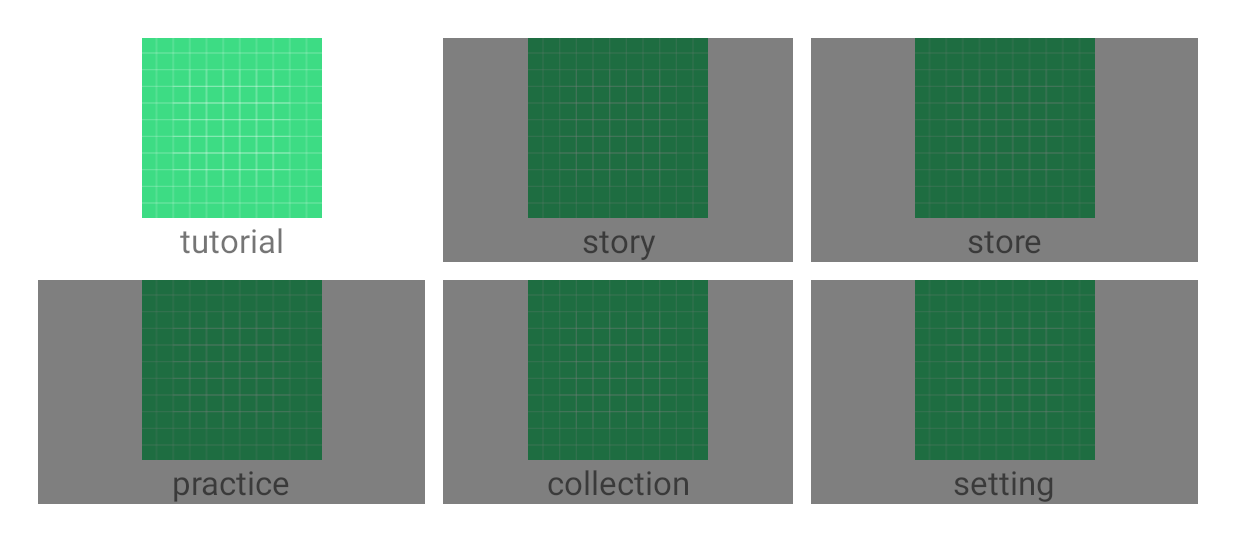
After one commit to l5x5l/OSM_clone, an Android app: the SelectActivity screen opened directly, with no data from a screen before it, on a phone screen of 824 x 412 dp (held sideways). The commit adds this screen. Shown: the top 543 px of the screen. Run offline under Robolectric (Android 15) with nearby library versions, the phone set to English and light mode, and no system bars.

Commit message:
add select activity between mainActivity and GameActivity

```diff
--- a/app/src/main/AndroidManifest.xml
+++ b/app/src/main/AndroidManifest.xml
@@ -10,8 +10,11 @@
         android:supportsRtl="true"
         android:theme="@style/Theme.OSM">
         <activity
+            android:name=".select.SelectActivity"
+            android:screenOrientation="landscape"></activity>
+        <activity
             android:name=".game.GameActivity"
-            android:screenOrientation="landscape"></activity>
+            android:screenOrientation="landscape" />
         <activity
             android:name=".MainActivity"
             android:screenOrientation="landscape">
--- a/app/src/main/java/com/example/osm/MainActivity.kt
+++ b/app/src/main/java/com/example/osm/MainActivity.kt
@@ -1,17 +1,19 @@
 package com.example.osm
 
 import android.content.Intent
+import android.os.Build
 import androidx.appcompat.app.AppCompatActivity
 import android.os.Bundle
 import android.os.Handler
 import android.os.Looper
-import android.util.Log
 import android.view.View
+import android.view.WindowInsets
+import android.view.WindowManager
 import androidx.constraintlayout.widget.ConstraintLayout
-import androidx.core.view.isInvisible
 import androidx.core.view.marginTop
 import com.example.osm.databinding.ActivityMainBinding
 import com.example.osm.game.GameActivity
+import com.example.osm.select.SelectActivity
 
 class MainActivity : AppCompatActivity() {
 
@@ -23,9 +25,17 @@ class MainActivity : AppCompatActivity() {
     override fun onCreate(savedInstanceState: Bundle?) {
         super.onCreate(savedInstanceState)
         binding = ActivityMainBinding.inflate(layoutInflater)
-        binding.mainLayout.setOnClickListener { goToGame() }
+        binding.mainLayout.setOnClickListener { goToSelectActivity() }
 
         setContentView(binding.root)
+
+        if (Build.VERSION.SDK_INT >= 30){
+            //or WindowInsets.Type.navigationBars() 이걸 추가해도 화면 터치하면 그냥 다시 나온다...
+            //상단바를 한번 보이면 그 이후로 계속 보이게 된다.
+            window.insetsController?.hide(WindowInsets.Type.statusBars())
+        } else {
+            window.setFlags(WindowManager.LayoutParams.FLAG_FULLSCREEN, WindowManager.LayoutParams.FLAG_FULLSCREEN)
+        }
     }
 
     override fun onResume() {
@@ -44,8 +54,8 @@ class MainActivity : AppCompatActivity() {
         start_button_thread.join()
     }
 
-    fun goToGame() {
-        val intent = Intent(this, GameActivity::class.java)
+    fun goToSelectActivity() {
+        val intent = Intent(this, SelectActivity::class.java)
         startActivity(intent)
     }
 
--- /dev/null
+++ b/app/src/main/java/com/example/osm/select/CategoryAdapter.kt
@@ -0,0 +1,43 @@
+package com.example.osm.select
+
+import android.content.Context
+import android.util.Log
+import android.view.LayoutInflater
+import android.view.ViewGroup
+import androidx.core.view.isVisible
+import androidx.recyclerview.widget.RecyclerView
+import com.example.osm.databinding.SelectRecyclerItemBinding
+
+class CategoryAdapter(context: Context, private val dataList : ArrayList<CategoryData>) : RecyclerView.Adapter<CategoryAdapter.ViewHolder>() {
+
+    private val context = context
+    private val inflater = context.getSystemService(Context.LAYOUT_INFLATER_SERVICE) as LayoutInflater
+    private lateinit var binding : SelectRecyclerItemBinding
+
+    class ViewHolder(private val binding : SelectRecyclerItemBinding) : RecyclerView.ViewHolder(binding.root){
+        val main = binding.contentLayout
+        val title = binding.text
+        val image = binding.image
+        val lockDisplay = binding.lock
+    }
+
+    override fun onCreateViewHolder(parent: ViewGroup, viewType: Int): ViewHolder {
+        binding = SelectRecyclerItemBinding.inflate(inflater, parent, false)
+        return ViewHolder(binding)
+    }
+
+    override fun onBindViewHolder(holder: ViewHolder, position: Int) {
+        holder.title.text = dataList[position].title
+        holder.image.setImageResource(dataList[position].image)
+        holder.lockDisplay.isVisible = dataList[position].isLock
+        holder.main.setOnClickListener {
+            if (!dataList[position].isLock) {
+                (context as SelectActivity).goToGame()
+            } else {
+                Log.d("selectActivity", " is locked! ")
+            }
+        }
+    }
+
+    override fun getItemCount(): Int = dataList.size
+}
--- /dev/null
+++ b/app/src/main/java/com/example/osm/select/CategoryData.kt
@@ -0,0 +1,3 @@
+package com.example.osm.select
+
+data class CategoryData(val title : String, val image : Int, val isLock : Boolean)
--- /dev/null
+++ b/app/src/main/java/com/example/osm/select/CategoryItemDecoration.kt
@@ -0,0 +1,31 @@
+package com.example.osm.select
+
+import android.content.Context
+import android.graphics.Rect
+import android.util.TypedValue
+import android.view.View
+import androidx.recyclerview.widget.GridLayoutManager
+import androidx.recyclerview.widget.RecyclerView
+
+class CategoryItemDecoration(context: Context) : RecyclerView.ItemDecoration() {
+    private var size12 : Int = dpToPx(context, 12)
+
+    override fun getItemOffsets(outRect: Rect, view: View, parent: RecyclerView, state: RecyclerView.State) {
+        super.getItemOffsets(outRect, view, parent, state)
+
+        val position = parent.getChildAdapterPosition(view)
+
+        if (position / 3 == 0) {
+            outRect.bottom = size12
+        }
+
+        if (position % 3 == 1) {
+            outRect.left = size12
+            outRect.right = size12
+        }
+    }
+
+    private fun dpToPx(context: Context, dp : Int) : Int {
+        return TypedValue.applyDimension(TypedValue.COMPLEX_UNIT_DIP, dp.toFloat(), context.resources.displayMetrics).toInt()
+    }
+}
--- /dev/null
+++ b/app/src/main/java/com/example/osm/select/CustomGridLayoutManager.kt
@@ -0,0 +1,14 @@
+package com.example.osm.select
+
+import android.content.Context
+import androidx.recyclerview.widget.GridLayoutManager
+
+class CustomGridLayoutManager(context: Context, spanCount : Int) : GridLayoutManager(context, spanCount) {
+    override fun canScrollVertically(): Boolean {
+        return false
+    }
+
+    override fun canScrollHorizontally(): Boolean {
+        return false
+    }
+}
--- /dev/null
+++ b/app/src/main/java/com/example/osm/select/SelectActivity.kt
@@ -0,0 +1,44 @@
+package com.example.osm.select
+
+import android.content.Context
+import android.content.Intent
+import androidx.appcompat.app.AppCompatActivity
+import android.os.Bundle
+import androidx.recyclerview.widget.GridLayoutManager
+import com.example.osm.R
+import com.example.osm.databinding.ActivitySelectBinding
+import com.example.osm.game.GameActivity
+
+class SelectActivity : AppCompatActivity() {
+
+    private lateinit var binding : ActivitySelectBinding
+    private lateinit var recyclerViewAdapter: CategoryAdapter
+
+    override fun onCreate(savedInstanceState: Bundle?) {
+        super.onCreate(savedInstanceState)
+        binding = ActivitySelectBinding.inflate(layoutInflater)
+
+        val dataList = ArrayList<CategoryData>()
+        dataList.add(CategoryData("tutorial", R.drawable.ic_launcher_background, false))
+        dataList.add(CategoryData("story", R.drawable.ic_launcher_background, true))
+        dataList.add(CategoryData("store", R.drawable.ic_launcher_background, true))
+        dataList.add(CategoryData("practice", R.drawable.ic_launcher_background, true))
+        dataList.add(CategoryData("collection", R.drawable.ic_launcher_background, true))
+        dataList.add(CategoryData("setting", R.drawable.ic_launcher_background, true))
+
+        val gridLayoutManager = CustomGridLayoutManager(this, 3)
+        binding.recyclerview.layoutManager = gridLayoutManager
+
+        recyclerViewAdapter = CategoryAdapter(this, dataList)
+        binding.recyclerview.adapter = recyclerViewAdapter
+
+        binding.recyclerview.addItemDecoration(CategoryItemDecoration(this))
+
+        setContentView(binding.root)
+    }
+
+    fun goToGame() {
+        val intent = Intent(this, GameActivity::class.java)
+        startActivity(intent)
+    }
+}
--- /dev/null
+++ b/app/src/main/res/layout/activity_select.xml
@@ -0,0 +1,21 @@
+<?xml version="1.0" encoding="utf-8"?>
+<androidx.constraintlayout.widget.ConstraintLayout xmlns:android="http://schemas.android.com/apk/res/android"
+    xmlns:app="http://schemas.android.com/apk/res-auto"
+    xmlns:tools="http://schemas.android.com/tools"
+    android:layout_width="match_parent"
+    android:layout_height="match_parent"
+    tools:context=".select.SelectActivity">
+
+    <androidx.recyclerview.widget.RecyclerView
+        android:layout_margin="25dp"
+        android:layout_width="match_parent"
+        android:layout_height="match_parent"
+        app:layout_constraintStart_toStartOf="parent"
+        app:layout_constraintEnd_toEndOf="parent"
+        app:layout_constraintTop_toTopOf="parent"
+        app:layout_constraintBottom_toBottomOf="parent"
+        android:id="@+id/recyclerview">
+
+    </androidx.recyclerview.widget.RecyclerView>
+
+</androidx.constraintlayout.widget.ConstraintLayout>
--- /dev/null
+++ b/app/src/main/res/layout/select_recycler_item.xml
@@ -0,0 +1,44 @@
+<?xml version="1.0" encoding="utf-8"?>
+<FrameLayout xmlns:android="http://schemas.android.com/apk/res/android"
+    android:layout_width="match_parent"
+    android:layout_height="wrap_content"
+    xmlns:app="http://schemas.android.com/apk/res-auto"
+    xmlns:tools="http://schemas.android.com/tools">
+
+    <androidx.constraintlayout.widget.ConstraintLayout
+        android:id="@+id/content_layout"
+        android:layout_width="match_parent"
+        android:layout_height="wrap_content">
+
+        <androidx.appcompat.widget.AppCompatImageView
+            android:id="@+id/image"
+            android:layout_width="match_parent"
+            android:layout_height="120dp"
+            app:layout_constraintTop_toTopOf="parent"
+            app:layout_constraintStart_toStartOf="parent"
+            app:layout_constraintEnd_toEndOf="parent"
+            tools:src="@drawable/ic_launcher_background"/>
+
+        <androidx.appcompat.widget.AppCompatTextView
+            android:id="@+id/text"
+            android:layout_width="match_parent"
+            android:layout_height="wrap_content"
+            android:textSize="22dp"
+            app:layout_constraintStart_toStartOf="parent"
+            app:layout_constraintTop_toBottomOf="@+id/image"
+            app:layout_constraintEnd_toEndOf="parent"
+            android:gravity="center"
+            tools:text="설명설명"/>
+
+    </androidx.constraintlayout.widget.ConstraintLayout>
+
+    <androidx.constraintlayout.widget.ConstraintLayout
+        android:id="@+id/lock"
+        android:layout_width="match_parent"
+        android:layout_height="match_parent"
+        android:background="#80000000"
+        android:visibility="invisible">
+
+    </androidx.constraintlayout.widget.ConstraintLayout>
+
+</FrameLayout>
```
